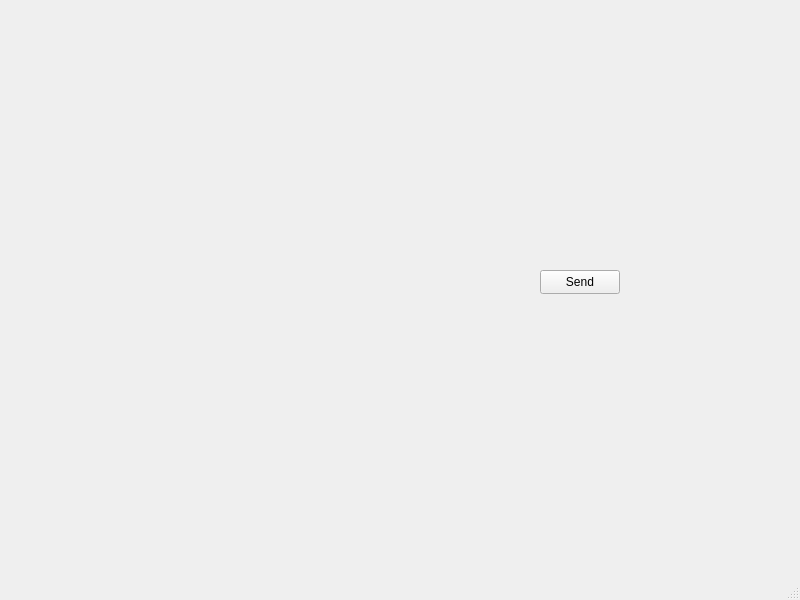
Above: mainwindow.ui from amorra1/vaulttalk before the change. Below: the same form after it.
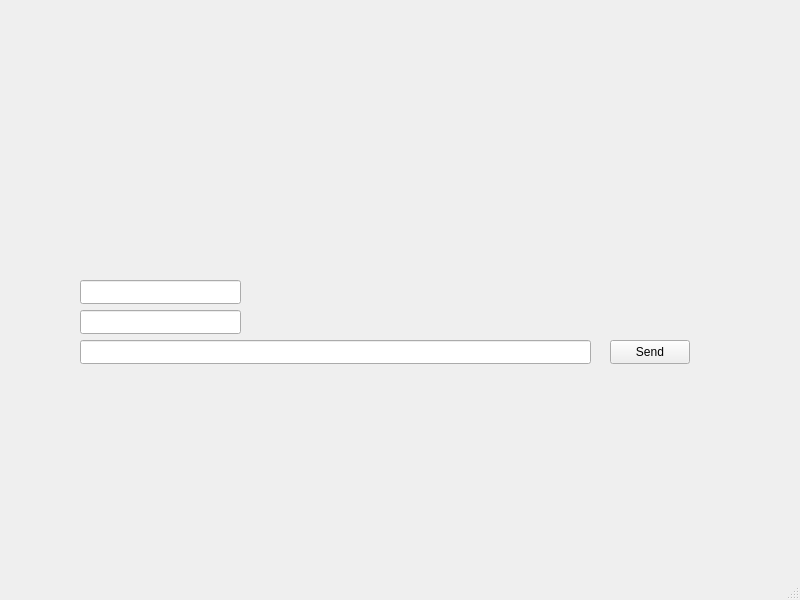
That is the form after the change.

Commit message: message content is sent to server

What changed in the file:
```diff
--- a/mainwindow.ui
+++ b/mainwindow.ui
@@ -17,8 +17,8 @@
    <widget class="QPushButton" name="pushButton">
     <property name="geometry">
      <rect>
-      <x>540</x>
-      <y>270</y>
+      <x>610</x>
+      <y>340</y>
       <width>80</width>
       <height>24</height>
      </rect>
@@ -27,6 +27,36 @@
      <string>Send</string>
     </property>
    </widget>
+   <widget class="QLineEdit" name="messageInput">
+    <property name="geometry">
+     <rect>
+      <x>80</x>
+      <y>340</y>
+      <width>511</width>
+      <height>24</height>
+     </rect>
+    </property>
+   </widget>
+   <widget class="QLineEdit" name="receiverInput">
+    <property name="geometry">
+     <rect>
+      <x>80</x>
+      <y>310</y>
+      <width>161</width>
+      <height>24</height>
+     </rect>
+    </property>
+   </widget>
+   <widget class="QLineEdit" name="senderInput">
+    <property name="geometry">
+     <rect>
+      <x>80</x>
+      <y>280</y>
+      <width>161</width>
+      <height>24</height>
+     </rect>
+    </property>
+   </widget>
   </widget>
   <widget class="QMenuBar" name="menubar">
    <property name="geometry">
```
Left out of the diff: 2 changed lines with no effect on the pictures. The commit also changes 480 other files.
